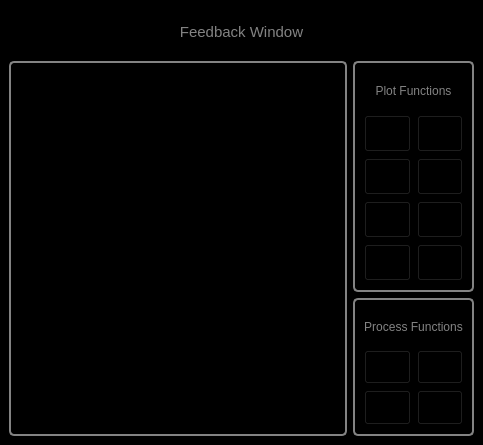
This is Scanner GUI/Plotters Control/PlottersControl.ui in afylab/nanoSQUID-Scanning-Software as Qt 5 draws it before an edit. The edited form follows.
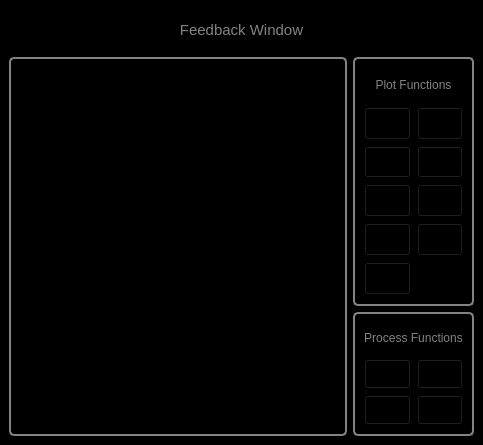
This is the edited form. Icons and pictures are not drawn.

```diff
--- a/Scanner GUI/Plotters Control/PlottersControl.ui
+++ b/Scanner GUI/Plotters Control/PlottersControl.ui
@@ -24,7 +24,7 @@
 background-color: rgb(0, 0, 0);
 }</string>
    </property>
-   <layout class="QGridLayout" name="gridLayout_3" rowstretch="1,5,3" columnstretch="4,1">
+   <layout class="QGridLayout" name="gridLayout_3" rowstretch="1,6,3" columnstretch="4,1">
     <item row="1" column="0" rowspan="2">
      <widget class="QListWidget" name="listWidget_Plots">
       <property name="styleSheet">
@@ -260,20 +260,7 @@
       <property name="frameShadow">
        <enum>QFrame::Raised</enum>
       </property>
-      <layout class="QGridLayout" name="gridLayout" rowstretch="1,1,1,1,1" columnstretch="1,1">
-       <item row="0" column="0" colspan="2">
-        <widget class="QLabel" name="label_PlotRelated">
-         <property name="styleSheet">
-          <string notr="true">color:rgb(131,131,131)</string>
-         </property>
-         <property name="text">
-          <string>Plot Functions</string>
-         </property>
-         <property name="alignment">
-          <set>Qt::AlignCenter</set>
-         </property>
-        </widget>
-       </item>
+      <layout class="QGridLayout" name="gridLayout" rowstretch="1,1,1,1,1,1" columnstretch="1,1">
        <item row="1" column="0">
         <widget class="QPushButton" name="pushButton_AddPlotter">
          <property name="enabled">
@@ -315,6 +302,19 @@
          </property>
         </widget>
        </item>
+       <item row="0" column="0" colspan="2">
+        <widget class="QLabel" name="label_PlotRelated">
+         <property name="styleSheet">
+          <string notr="true">color:rgb(131,131,131)</string>
+         </property>
+         <property name="text">
+          <string>Plot Functions</string>
+         </property>
+         <property name="alignment">
+          <set>Qt::AlignCenter</set>
+         </property>
+        </widget>
+       </item>
        <item row="2" column="0">
         <widget class="QPushButton" name="pushButton_SetArea">
          <property name="enabled">
@@ -350,6 +350,134 @@
          </property>
         </widget>
        </item>
+       <item row="4" column="1">
+        <widget class="QPushButton" name="pushButton_Setting">
+         <property name="sizePolicy">
+          <sizepolicy hsizetype="Preferred" vsizetype="Preferred">
+           <horstretch>0</horstretch>
+           <verstretch>0</verstretch>
+          </sizepolicy>
+         </property>
+         <property name="toolTip">
+          <string>Settings</string>
+         </property>
+         <property name="styleSheet">
+          <string notr="true">QPushButton:disabled#pushButton_Setting {image:url(:/nSOTScanner/Pictures/lock.png)}
+
+#pushButton_Setting{
+image:url(:/nSOTScanner/Pictures/Setting.png);
+background: black;
+}
+
+QPushButton:pressed#pushButton_Setting{
+image:url(:/nSOTScanner/Pictures/Setting.png);
+background: black;
+border: 2px rgb(131,131,131);
+border-radius: 5px
+}</string>
+         </property>
+         <property name="text">
+          <string/>
+         </property>
+        </widget>
+       </item>
+       <item row="4" column="0">
+        <widget class="QPushButton" name="pushButton_FineTune">
+         <property name="sizePolicy">
+          <sizepolicy hsizetype="Preferred" vsizetype="Preferred">
+           <horstretch>0</horstretch>
+           <verstretch>0</verstretch>
+          </sizepolicy>
+         </property>
+         <property name="toolTip">
+          <string>Fine Tune the plotters selected. Please select 2 plotters.</string>
+         </property>
+         <property name="styleSheet">
+          <string notr="true">QPushButton:disabled#pushButton_FineTune {image:url(:/nSOTScanner/Pictures/lock.png)}
+
+#pushButton_FineTune{
+image:url(:/nSOTScanner/Pictures/Fine Tuning.png);
+background: black;
+}
+
+QPushButton:pressed#pushButton_FineTune{
+image:url(:/nSOTScanner/Pictures/Fine Tuning.png);
+background: black;
+border: 2px rgb(131,131,131);
+border-radius: 5px
+}</string>
+         </property>
+         <property name="text">
+          <string/>
+         </property>
+        </widget>
+       </item>
+       <item row="1" column="1">
+        <widget class="QPushButton" name="pushButton_RefreshPlotters">
+         <property name="sizePolicy">
+          <sizepolicy hsizetype="Preferred" vsizetype="Preferred">
+           <horstretch>0</horstretch>
+           <verstretch>0</verstretch>
+          </sizepolicy>
+         </property>
+         <property name="toolTip">
+          <string>&lt;html&gt;&lt;head/&gt;&lt;body&gt;&lt;p&gt;Refresh All Plotters&lt;/p&gt;&lt;/body&gt;&lt;/html&gt;</string>
+         </property>
+         <property name="styleSheet">
+          <string notr="true">QPushButton:disabled#pushButton_RefreshPlotters {image:url(:/nSOTScanner/Pictures/lock.png)}
+
+#pushButton_RefreshPlotters{
+image:url(:/nSOTScanner/Pictures/refresh.png);
+background: black;
+}
+
+QPushButton:pressed#pushButton_RefreshPlotters{
+image:url(:/nSOTScanner/Pictures/refresh.png);
+background: black;
+border: 2px rgb(131,131,131);
+border-radius: 5px
+}</string>
+         </property>
+         <property name="text">
+          <string/>
+         </property>
+        </widget>
+       </item>
+       <item row="2" column="1">
+        <widget class="QPushButton" name="pushButton_SubtractOveralAverage">
+         <property name="enabled">
+          <bool>true</bool>
+         </property>
+         <property name="sizePolicy">
+          <sizepolicy hsizetype="Preferred" vsizetype="Preferred">
+           <horstretch>0</horstretch>
+           <verstretch>0</verstretch>
+          </sizepolicy>
+         </property>
+         <property name="toolTip">
+          <string>&lt;html&gt;&lt;head/&gt;&lt;body&gt;&lt;p&gt;Batch process all plotters with subtraction.&lt;/p&gt;&lt;/body&gt;&lt;/html&gt;</string>
+         </property>
+         <property name="styleSheet">
+          <string notr="true">QPushButton:disabled#pushButton_SubtractOveralAverage {image:url(:/nSOTScanner/Pictures/lock.png)}
+
+QPushButton#pushButton_SubtractOveralAverage{
+image:url(:/nSOTScanner/Pictures/inverseRes.png);
+background: black;
+}
+
+QPushButton:pressed#pushButton_SubtractOveralAverage{
+image:url(:/nSOTScanner/Pictures/inverseRes.png);
+background: black;
+border: 2px rgb(131,131,131);
+border-radius: 5px
+}
+</string>
+         </property>
+         <property name="text">
+          <string/>
+         </property>
+        </widget>
+       </item>
        <item row="3" column="0">
         <widget class="QPushButton" name="pushButton_savePlot">
          <property name="sizePolicy">
@@ -381,72 +509,6 @@
          </property>
         </widget>
        </item>
-       <item row="2" column="1">
-        <widget class="QPushButton" name="pushButton_SubtractOveralAverage">
-         <property name="enabled">
-          <bool>true</bool>
-         </property>
-         <property name="sizePolicy">
-          <sizepolicy hsizetype="Preferred" vsizetype="Preferred">
-           <horstretch>0</horstretch>
-           <verstretch>0</verstretch>
-          </sizepolicy>
-         </property>
-         <property name="toolTip">
-          <string>&lt;html&gt;&lt;head/&gt;&lt;body&gt;&lt;p&gt;Batch process all plotters with subtraction.&lt;/p&gt;&lt;/body&gt;&lt;/html&gt;</string>
-         </property>
-         <property name="styleSheet">
-          <string notr="true">QPushButton:disabled#pushButton_SubtractOveralAverage {image:url(:/nSOTScanner/Pictures/lock.png)}
-
-QPushButton#pushButton_SubtractOveralAverage{
-image:url(:/nSOTScanner/Pictures/inverseRes.png);
-background: black;
-}
-
-QPushButton:pressed#pushButton_SubtractOveralAverage{
-image:url(:/nSOTScanner/Pictures/inverseRes.png);
-background: black;
-border: 2px rgb(131,131,131);
-border-radius: 5px
-}
-</string>
-         </property>
-         <property name="text">
-          <string/>
-         </property>
-        </widget>
-       </item>
-       <item row="1" column="1">
-        <widget class="QPushButton" name="pushButton_RefreshPlotters">
-         <property name="sizePolicy">
-          <sizepolicy hsizetype="Preferred" vsizetype="Preferred">
-           <horstretch>0</horstretch>
-           <verstretch>0</verstretch>
-          </sizepolicy>
-         </property>
-         <property name="toolTip">
-          <string>&lt;html&gt;&lt;head/&gt;&lt;body&gt;&lt;p&gt;Refresh All Plotters&lt;/p&gt;&lt;/body&gt;&lt;/html&gt;</string>
-         </property>
-         <property name="styleSheet">
-          <string notr="true">QPushButton:disabled#pushButton_RefreshPlotters {image:url(:/nSOTScanner/Pictures/lock.png)}
-
-#pushButton_RefreshPlotters{
-image:url(:/nSOTScanner/Pictures/refresh.png);
-background: black;
-}
-
-QPushButton:pressed#pushButton_RefreshPlotters{
-image:url(:/nSOTScanner/Pictures/refresh.png);
-background: black;
-border: 2px rgb(131,131,131);
-border-radius: 5px
-}</string>
-         </property>
-         <property name="text">
-          <string/>
-         </property>
-        </widget>
-       </item>
        <item row="3" column="1">
         <widget class="QPushButton" name="pushButton_MultiplySelected">
          <property name="enabled">
@@ -482,8 +544,8 @@
          </property>
         </widget>
        </item>
-       <item row="4" column="0">
-        <widget class="QPushButton" name="pushButton_FineTune">
+       <item row="5" column="0">
+        <widget class="QPushButton" name="pushButton_ACfitting">
          <property name="sizePolicy">
           <sizepolicy hsizetype="Preferred" vsizetype="Preferred">
            <horstretch>0</horstretch>
@@ -494,46 +556,15 @@
           <string>Fine Tune the plotters selected. Please select 2 plotters.</string>
          </property>
          <property name="styleSheet">
-          <string notr="true">QPushButton:disabled#pushButton_FineTune {image:url(:/nSOTScanner/Pictures/lock.png)}
+          <string notr="true">QPushButton:disabled#pushButton_ACfitting {image:url(:/nSOTScanner/Pictures/lock.png)}
 
-#pushButton_FineTune{
-image:url(:/nSOTScanner/Pictures/Fine Tuning.png);
+#pushButton_ACfitting{
+image:url(:/nSOTScanner/Pictures/Tuning Fork.png);
 background: black;
 }
 
-QPushButton:pressed#pushButton_FineTune{
-image:url(:/nSOTScanner/Pictures/Fine Tuning.png);
-background: black;
-border: 2px rgb(131,131,131);
-border-radius: 5px
-}</string>
-         </property>
-         <property name="text">
-          <string/>
-         </property>
-        </widget>
-       </item>
-       <item row="4" column="1">
-        <widget class="QPushButton" name="pushButton_Setting">
-         <property name="sizePolicy">
-          <sizepolicy hsizetype="Preferred" vsizetype="Preferred">
-           <horstretch>0</horstretch>
-           <verstretch>0</verstretch>
-          </sizepolicy>
-         </property>
-         <property name="toolTip">
-          <string>Settings</string>
-         </property>
-         <property name="styleSheet">
-          <string notr="true">QPushButton:disabled#pushButton_Setting {image:url(:/nSOTScanner/Pictures/Setting.png)}
-
-#pushButton_Setting{
-image:url(:/nSOTScanner/Pictures/Setting.png);
-background: black;
-}
-
-QPushButton:pressed#pushButton_Setting{
-image:url(:/nSOTScanner/Pictures/Setting.png);
+QPushButton:pressed#pushButton_ACfitting{
+image:url(:/nSOTScanner/Pictures/Tuning Fork.png);
 background: black;
 border: 2px rgb(131,131,131);
 border-radius: 5px
```
Left out of the diff: 2 changed lines with no effect on the pictures.
